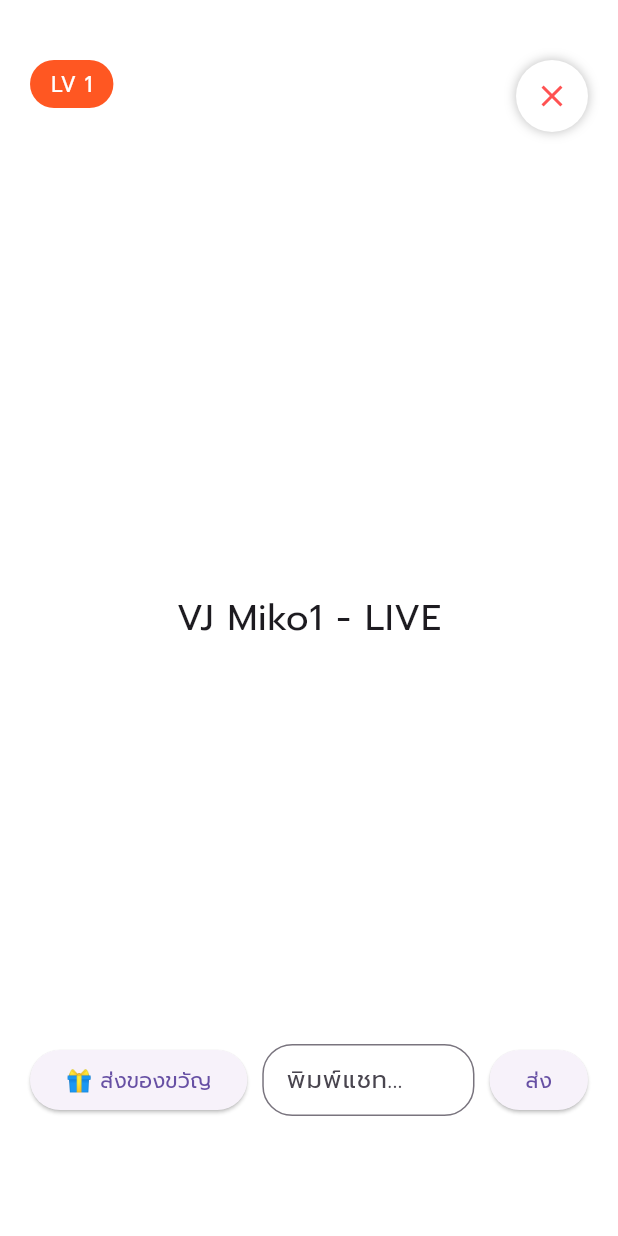
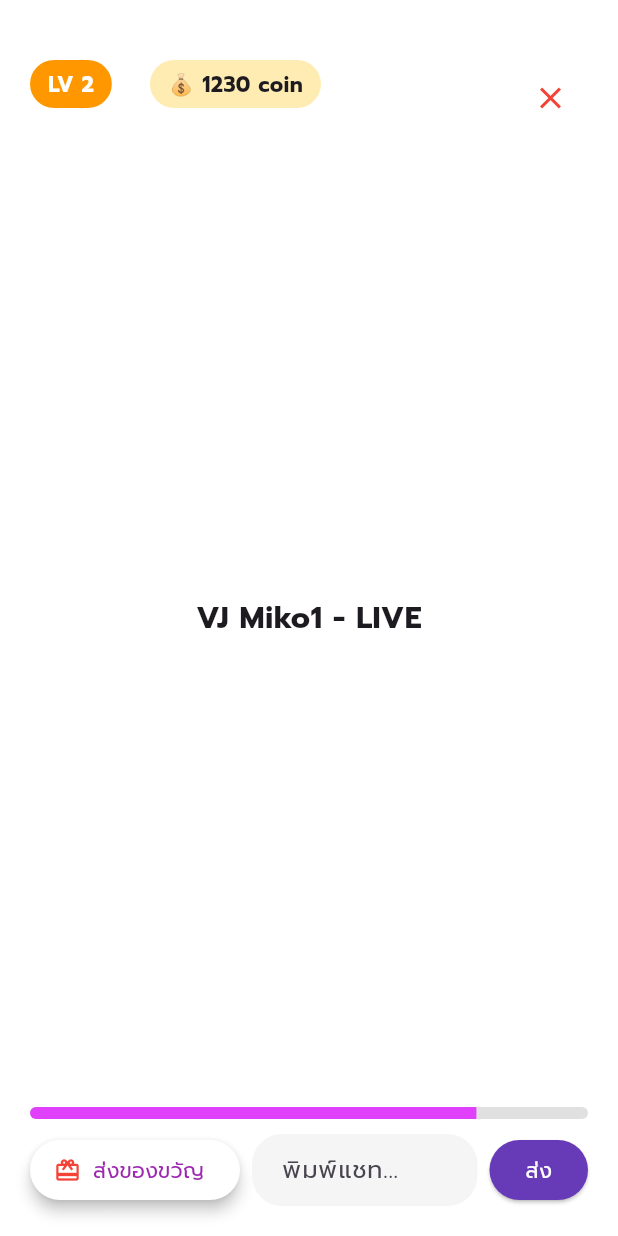
Before and after one commit to parinya112/joylive-ios, a Flutter app: the screen it shows after launch, after a tap on "LIVE", on a phone screen of 412 x 824 dp. Run offline on Flutter 3.47's test engine with Material 3 defaults, Android fonts, the phone set to English and light mode, and no system bars; our stand-ins replace google_fonts.

```diff
--- a/lib/main.dart
+++ b/lib/main.dart
@@ -82,7 +82,12 @@ class ExplorePage extends StatelessWidget {
           return GestureDetector(
             onTap: () => Navigator.push(
               context,
-              MaterialPageRoute(builder: (_) => ViewerRoom(vjName: vj['name']!, status: vj['status']!)),
+              MaterialPageRoute(
+                builder: (_) => ViewerRoomPage(
+                  vjName: vj['name']!,
+                  status: vj['status']!,
+                ),
+              ),
             ),
             child: Container(
               margin: const EdgeInsets.all(8),
@@ -96,11 +101,7 @@ class ExplorePage extends StatelessWidget {
                   const Positioned.fill(
                     child: Center(child: Icon(Icons.person_outline, size: 48, color: Colors.black26)),
                   ),
-                  Positioned(
-                    top: 10,
-                    left: 10,
-                    child: _badge(vj['status']!),
-                  ),
+                  Positioned(top: 10, left: 10, child: _badge(vj['status']!)),
                   Positioned(
                     bottom: 10,
                     left: 10,
@@ -120,20 +121,31 @@ class ExplorePage extends StatelessWidget {
 
   Color _cardColor(String status) {
     switch (status) {
-      case 'LIVE': return const Color(0xFFFFE9D2);
-      case 'PK': return const Color(0xFFFFE0F7);
-      case 'Audio': return const Color(0xFFE0F7FF);
-      default: return const Color(0xFFFDF6F0);
+      case 'LIVE':
+        return const Color(0xFFFFE9D2);
+      case 'PK':
+        return const Color(0xFFFFE0F7);
+      case 'Audio':
+        return const Color(0xFFE0F7FF);
+      default:
+        return const Color(0xFFFDF6F0);
     }
   }
 
   Widget _badge(String status) {
     Color color;
     switch (status) {
-      case 'LIVE': color = Colors.redAccent; break;
-      case 'PK': color = Colors.purpleAccent; break;
-      case 'Audio': color = Colors.lightBlue; break;
-      default: color = Colors.grey;
+      case 'LIVE':
+        color = Colors.redAccent;
+        break;
+      case 'PK':
+        color = Colors.purpleAccent;
+        break;
+      case 'Audio':
+        color = Colors.lightBlue;
+        break;
+      default:
+        color = Colors.grey;
     }
     return Container(
       padding: const EdgeInsets.symmetric(horizontal: 10, vertical: 5),
@@ -143,37 +155,58 @@ class ExplorePage extends StatelessWidget {
   }
 }
 
-class ViewerRoom extends StatefulWidget {
+class ViewerRoomPage extends StatefulWidget {
   final String vjName;
   final String status;
-  const ViewerRoom({super.key, required this.vjName, required this.status});
+
+  const ViewerRoomPage({
+    super.key,
+    required this.vjName,
+    required this.status,
+  });
 
   @override
-  State<ViewerRoom> createState() => _ViewerRoomState();
+  State<ViewerRoomPage> createState() => _ViewerRoomPageState();
 }
 
-class _ViewerRoomState extends State<ViewerRoom> {
-  int userLevel = 1;
-  int userExp = 0;
-  final int expPerLevel = 100;
+class _ViewerRoomPageState extends State<ViewerRoomPage> {
+  int userLevel = 2;
+  int userExp = 80;
+  int userCoins = 1230;
+  int vjEarned = 0;
+
   final TextEditingController _chatController = TextEditingController();
   final List<String> chatMessages = [];
+  final List<String> giftAnimations = [];
+
+  void _sendChat() {
+    if (_chatController.text.trim().isEmpty) return;
+    setState(() {
+      chatMessages.add('🎖 LV$userLevel: ${_chatController.text.trim()}');
+      _chatController.clear();
+    });
+  }
 
   void _sendGift() {
     setState(() {
-      userExp += 25;
-      if (userExp >= expPerLevel) {
-        userExp -= expPerLevel;
+      int giftValue = 499;
+      userCoins -= giftValue;
+      userExp += 20;
+      if (userExp >= 100) {
         userLevel++;
+        userExp -= 100;
+      }
+      vjEarned = giftValue;
+      giftAnimations.add('🎁 ส่งของขวัญ $giftValue coin ให้ ${widget.vjName}!');
+    });
+
+    Future.delayed(const Duration(seconds: 3), () {
+      setState(() {
+        vjEarned = 0;
+        if (giftAnimations.isNotEmpty) {
+          giftAnimations.removeAt(0);
         }
       });
-  }
-
-  void _sendChat() {
-    if (_chatController.text.isEmpty) return;
-    setState(() {
-      chatMessages.add(_chatController.text);
-      _chatController.clear();
     });
   }
 
@@ -183,78 +216,169 @@ class _ViewerRoomState extends State<ViewerRoom> {
       backgroundColor: Colors.white,
       body: Stack(
         children: [
-          Center(child: Text('${widget.vjName} - ${widget.status}', style: const TextStyle(fontSize: 24))),
-          Positioned(top: 40, right: 20, child: _exitButton(context)),
-          Positioned(top: 40, left: 20, child: _levelBadge()),
-          Positioned(bottom: 80, left: 20, right: 20, child: _giftAndChatBar()),
-          Positioned(bottom: 140, left: 20, right: 20, child: _chatList()),
-        ],
+          // VJ Info Center
+          Center(
+            child: Text('${widget.vjName} - ${widget.status}',
+              style: const TextStyle(fontSize: 20, fontWeight: FontWeight.bold),
             ),
-    );
-  }
+          ),
 
-  Widget _exitButton(BuildContext context) {
-    return GestureDetector(
-      onTap: () => _showExitDialog(context),
+          // Exit button
+          Positioned(
+            top: 40,
+            right: 20,
+            child: CircleAvatar(
+              backgroundColor: Colors.white,
+              radius: 25,
+              child: IconButton(
+                icon: const Icon(Icons.close, color: Colors.red),
+                onPressed: () => Navigator.pop(context),
+              ),
+            ),
+          ),
+
+          // Viewer LV
+          Positioned(
+            top: 40,
+            left: 20,
+            child: Container(
+              padding: const EdgeInsets.symmetric(horizontal: 12, vertical: 6),
+              decoration: BoxDecoration(color: Colors.orange, borderRadius: BorderRadius.circular(20)),
+              child: Text('LV $userLevel', style: const TextStyle(color: Colors.white, fontWeight: FontWeight.bold)),
+            ),
+          ),
+
+          // Coin Display
+          Positioned(
+            top: 40,
+            left: 100,
+            child: Container(
+              padding: const EdgeInsets.symmetric(horizontal: 12, vertical: 6),
+              decoration: BoxDecoration(color: Colors.amber.shade100, borderRadius: BorderRadius.circular(20)),
+              child: Text('💰 $userCoins coin', style: const TextStyle(fontWeight: FontWeight.bold)),
+            ),
+          ),
+
+          // VJ Earn Display
+          if (vjEarned > 0)
+            Positioned(
+              top: 70,
+              right: 20,
+              child: Container(
+                padding: const EdgeInsets.symmetric(horizontal: 14, vertical: 8),
+                decoration: BoxDecoration(
+                  color: Colors.green.shade100,
+                  borderRadius: BorderRadius.circular(16),
+                ),
+                child: Text('🎉 ${widget.vjName} ได้รับ $vjEarned coin!',
+                  style: const TextStyle(fontWeight: FontWeight.bold),
+                ),
+              ),
+            ),
+
+          // Gift Animations
+          Positioned(
+            top: 100,
+            left: 20,
+            right: 20,
+            child: Column(
+              children: giftAnimations.map((text) => AnimatedOpacity(
+                duration: const Duration(milliseconds: 500),
+                opacity: 1.0,
+                child: Container(
+                  margin: const EdgeInsets.only(bottom: 10),
+                  padding: const EdgeInsets.symmetric(horizontal: 16, vertical: 10),
+                  decoration: BoxDecoration(
+                    color: Colors.purple.shade100,
+                    borderRadius: BorderRadius.circular(20),
+                  ),
+                  child: Text(text, style: const TextStyle(fontSize: 14)),
+                ),
+              )).toList(),
+            ),
+          ),
+
+          // Chat Overlay
+          Positioned(
+            bottom: 150,
+            left: 20,
+            child: Column(
+              crossAxisAlignment: CrossAxisAlignment.start,
+              children: chatMessages.map((msg) => Padding(
+                padding: const EdgeInsets.only(bottom: 4),
                 child: Container(
                   decoration: BoxDecoration(
-          shape: BoxShape.circle,
-          color: Colors.white,
-          boxShadow: [BoxShadow(color: Colors.black26, blurRadius: 6)],
+                    color: Colors.black.withOpacity(0.6),
+                    borderRadius: BorderRadius.circular(12),
                   ),
-        padding: const EdgeInsets.all(12),
-        child: const Icon(Icons.close, color: Colors.redAccent),
+                  padding: const EdgeInsets.symmetric(horizontal: 10, vertical: 6),
+                  child: Text(msg, style: const TextStyle(color: Colors.white, fontSize: 12)),
                 ),
-    );
-  }
+              )).toList(),
+            ),
+          ),
 
-  Widget _levelBadge() {
-    return Container(
-      padding: const EdgeInsets.symmetric(horizontal: 14, vertical: 6),
-      decoration: BoxDecoration(color: Colors.deepOrange, borderRadius: BorderRadius.circular(20)),
-      child: Text('LV $userLevel', style: const TextStyle(color: Colors.white)),
-    );
-  }
-
-  Widget _giftAndChatBar() {
-    return Row(
+          // Bottom bar: EXP bar + Gift + Chat
+          Positioned(
+            bottom: 20,
+            left: 20,
+            right: 20,
+            child: Column(
               children: [
-        ElevatedButton(onPressed: _sendGift, child: const Text("🎁 ส่งของขวัญ")),
-        const SizedBox(width: 10),
+                ClipRRect(
+                  borderRadius: BorderRadius.circular(20),
+                  child: LinearProgressIndicator(
+                    value: userExp.clamp(0, 100) / 100,
+                    minHeight: 8,
+                    backgroundColor: Colors.grey.shade300,
+                    valueColor: const AlwaysStoppedAnimation<Color>(Colors.purpleAccent),
+                  ),
+                ),
+                const SizedBox(height: 10),
+                Row(
+                  children: [
+                    ElevatedButton.icon(
+                      onPressed: _sendGift,
+                      icon: const Icon(Icons.card_giftcard, color: Colors.red),
+                      label: const Text("ส่งของขวัญ"),
+                      style: ElevatedButton.styleFrom(
+                        foregroundColor: Colors.purple,
+                        backgroundColor: Colors.white,
+                        elevation: 4,
+                        shape: RoundedRectangleBorder(borderRadius: BorderRadius.circular(20)),
+                      ),
+                    ),
+                    const SizedBox(width: 8),
                     Expanded(
                       child: TextField(
                         controller: _chatController,
                         decoration: InputDecoration(
                           hintText: "พิมพ์แชท...",
-              contentPadding: const EdgeInsets.symmetric(horizontal: 12),
-              border: OutlineInputBorder(borderRadius: BorderRadius.circular(20)),
+                          filled: true,
+                          fillColor: Colors.grey.shade100,
+                          contentPadding: const EdgeInsets.symmetric(horizontal: 16),
+                          border: OutlineInputBorder(
+                            borderRadius: BorderRadius.circular(20),
+                            borderSide: BorderSide.none,
+                          ),
                         ),
                         onSubmitted: (_) => _sendChat(),
                       ),
                     ),
-        const SizedBox(width: 10),
-        ElevatedButton(onPressed: _sendChat, child: const Text("ส่ง")),
+                    const SizedBox(width: 8),
+                    ElevatedButton(
+                      onPressed: _sendChat,
+                      child: const Text("ส่ง"),
+                      style: ElevatedButton.styleFrom(
+                        foregroundColor: Colors.white,
+                        backgroundColor: Colors.deepPurple,
+                        shape: RoundedRectangleBorder(borderRadius: BorderRadius.circular(20)),
+                      ),
+                    ),
                   ],
-    );
-  }
-
-  Widget _chatList() {
-    return Column(
-      crossAxisAlignment: CrossAxisAlignment.start,
-      children: chatMessages.map((msg) => Text(msg, style: const TextStyle(color: Colors.black87))).toList(),
-    );
-  }
-
-  void _showExitDialog(BuildContext context) {
-    showDialog(
-      context: context,
-      builder: (_) => AlertDialog(
-        title: const Text("ออกจากห้องนี้?"),
-        actions: [
-          TextButton(onPressed: () => Navigator.pop(context), child: const Text("ยกเลิก")),
-          TextButton(
-            onPressed: () => Navigator.of(context).popUntil((route) => route.isFirst),
-            child: const Text("ออก", style: TextStyle(color: Colors.redAccent)),
+                ),
+              ],
+            ),
           ),
         ],
       ),
@@ -267,7 +391,7 @@ class WalletPage extends StatelessWidget {
   @override
   Widget build(BuildContext context) {
     return const Scaffold(
-      body: Center(child: Text("Wallet Page (แสดง QR / LINE แอด)", style: TextStyle(fontSize: 20))),
+      body: Center(child: Text("Wallet Page (เติม coin / QR)", style: TextStyle(fontSize: 20))),
     );
   }
 }
```
Lines whose indentation alone changed are shown as unchanged.
